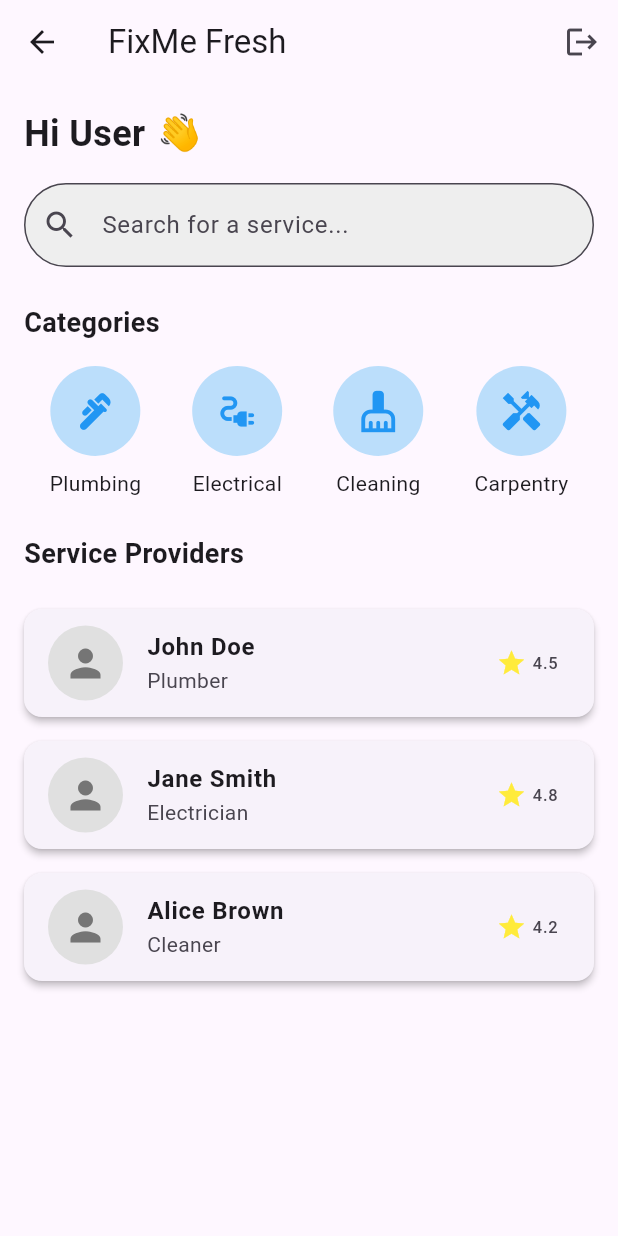
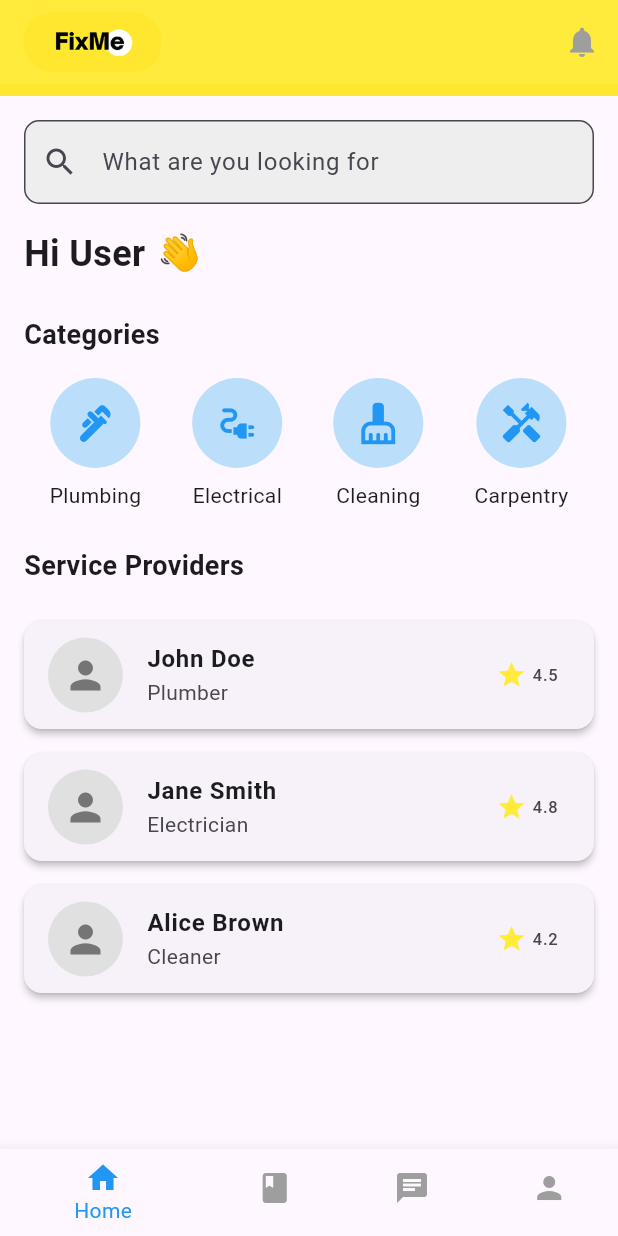
Before and after one commit to biharamalith/FixMe, a Flutter app: the HomeScreen screen opened by its route, on a phone screen of 412 x 824 dp. Run offline on Flutter 3.47's test engine with Material 3 defaults, Android fonts, the phone set to English and light mode, and no system bars; our stand-ins replace firebase_auth, firebase_core, firebase_database; accounts and stored records are empty.

Commit message:
Replaced text  with photo and removed back arrow from AppBar

```diff
--- a/lib/app.dart
+++ b/lib/app.dart
@@ -1,5 +1,6 @@
 // lib/app.dart
 
+//import 'package:fixme_new/features/auth/presentation/views/notification_screen.dart';
 import 'package:flutter/material.dart';
 import 'package:provider/provider.dart';
 import 'features/splash/presentation/viewmodels/splash_viewmodel.dart';
@@ -12,6 +13,7 @@ import 'features/starting/presentation/views/starting_screen.dart';
 import 'features/auth/presentation/views/sign_in_screen.dart';
 import 'features/auth/presentation/views/sign_up_screen.dart';
 import 'features/auth/presentation/views/home_screen.dart';
+import 'features/auth/presentation/views/notification_screen.dart';
 
 class App extends StatelessWidget {
   const App({super.key});
@@ -46,6 +48,7 @@ class App extends StatelessWidget {
           '/sign-in': (context) => const SignInScreen(),
           '/sign-up': (context) => const SignUpScreen(),
           '/home': (context) => HomeScreen(),
+          '/notification': (context) => const NotificationScreen(),
         },
       ),
     );
--- a/lib/features/auth/presentation/views/home_screen.dart
+++ b/lib/features/auth/presentation/views/home_screen.dart
@@ -1,4 +1,3 @@
-// lib/features/auth/presentation/screens/home_screen.dart
 import 'package:flutter/material.dart';
 import 'package:provider/provider.dart';
 import 'package:firebase_auth/firebase_auth.dart';
@@ -6,12 +5,15 @@ import '../viewmodels/auth_viewmodel.dart';
 import 'package:firebase_database/firebase_database.dart';
 
 class HomeScreen extends StatefulWidget {
+  const HomeScreen({super.key});
+
   @override
   _HomeScreenState createState() => _HomeScreenState();
 }
 
 class _HomeScreenState extends State<HomeScreen> {
-  String firstName = 'User'; // Default name until fetched
+  String firstName = 'User';
+  int _selectedIndex = 0; // Track the selected bottom navigation item
 
   @override
   void initState() {
@@ -39,68 +41,105 @@ class _HomeScreenState extends State<HomeScreen> {
     }
   }
 
+  void _onItemTapped(int index) {
+    setState(() {
+      _selectedIndex = index;
+    });
+
+    // Navigate to the respective screen based on the index
+    switch (index) {
+      case 0:
+        Navigator.pushReplacementNamed(context, '/home');
+        break;
+      case 1:
+        Navigator.pushReplacementNamed(context, '/booking');
+        break;
+      case 2:
+        Navigator.pushReplacementNamed(context, '/chat');
+        break;
+      case 3:
+        Navigator.pushReplacementNamed(context, '/profile');
+        break;
+    }
+  }
+
   @override
   Widget build(BuildContext context) {
     return Consumer<AuthViewModel>(
       builder: (context, authViewModel, child) {
         return Scaffold(
           appBar: AppBar(
-            title: Text('FixMe Fresh'),
+            backgroundColor: Colors.yellow,
+            title: Image.asset(
+              'assets/fixmelogo.png', // Replace with your logo image path
+              height: 40, // Adjust height as needed to fit your logo
+            ),
             actions: [
               IconButton(
-                icon: Icon(Icons.logout),
-                onPressed: () async {
-                  await authViewModel.signOut();
-                  if (authViewModel.user == null) {
-                    Navigator.pushReplacementNamed(context, '/sign-in');
-                  }
+                icon: const Icon(Icons.notifications, color: Colors.grey),
+                onPressed: () {
+                  Navigator.pushNamed(context, '/notification');
                 },
               ),
             ],
+            automaticallyImplyLeading: false, // Remove the back arrow
+            elevation: 0,
           ),
           body: SingleChildScrollView(
-            child: Padding(
-              padding: EdgeInsets.all(16.0),
             child: Column(
               crossAxisAlignment: CrossAxisAlignment.start,
               children: [
+                // Reduced yellow container (only for spacing, no content inside)
+                Container(
+                  color: const Color(0xFFFFE730),
+                  width: double.infinity,
+                  height: 8, // Reduced height to make it smaller
+                ),
+                // White content section with greeting
+                Padding(
+                  padding: const EdgeInsets.all(16.0),
+                  child: Column(
+                    crossAxisAlignment: CrossAxisAlignment.start,
+                    children: [
+                      // Search bar
+                      TextField(
+                        decoration: InputDecoration(
+                          hintText: 'What are you looking for',
+                          prefixIcon: const Icon(Icons.search),
+                          border: OutlineInputBorder(
+                            borderRadius: BorderRadius.circular(10),
+                          ),
+                          filled: true,
+                          fillColor: Colors.grey[200],
+                        ),
+                      ),
+                      const SizedBox(height: 16),
+                      // Greeting moved below the search bar
                       Row(
                         children: [
                           Text(
                             'Hi $firstName',
-                        style: TextStyle(
+                            style: const TextStyle(
                               fontSize: 24,
                               fontWeight: FontWeight.bold,
                             ),
                           ),
-                      SizedBox(width: 8),
-                      Text(
+                          const SizedBox(width: 8),
+                          const Text(
                             '👋',
                             style: TextStyle(fontSize: 24),
                           ),
                         ],
                       ),
-                  SizedBox(height: 16),
-                  TextField(
-                    decoration: InputDecoration(
-                      hintText: 'Search for a service...',
-                      prefixIcon: Icon(Icons.search),
-                      border: OutlineInputBorder(
-                        borderRadius: BorderRadius.circular(30),
-                      ),
-                      filled: true,
-                      fillColor: Colors.grey[200],
-                    ),
-                  ),
-                  SizedBox(height: 24),
-                  Text(
+                      const SizedBox(height: 24),
+                      const Text(
                         'Categories',
                         style: TextStyle(
                           fontSize: 18,
                           fontWeight: FontWeight.bold,
                         ),
                       ),
-                  SizedBox(height: 16),
+                      const SizedBox(height: 16),
                       Row(
                         mainAxisAlignment: MainAxisAlignment.spaceAround,
                         children: [
@@ -110,21 +149,47 @@ class _HomeScreenState extends State<HomeScreen> {
                           _buildCategoryIcon('Carpentry', Icons.handyman),
                         ],
                       ),
-                  SizedBox(height: 24),
-                  Text(
+                      const SizedBox(height: 24),
+                      const Text(
                         'Service Providers',
                         style: TextStyle(
                           fontSize: 18,
                           fontWeight: FontWeight.bold,
                         ),
                       ),
-                  SizedBox(height: 16),
+                      const SizedBox(height: 16),
                       _buildServiceProviderCard('John Doe', 'Plumber', 4.5),
                       _buildServiceProviderCard('Jane Smith', 'Electrician', 4.8),
                       _buildServiceProviderCard('Alice Brown', 'Cleaner', 4.2),
                     ],
                   ),
                 ),
+              ],
+            ),
+          ),
+          bottomNavigationBar: BottomNavigationBar(
+            items: const <BottomNavigationBarItem>[
+              BottomNavigationBarItem(
+                icon: Icon(Icons.home),
+                label: 'Home',
+              ),
+              BottomNavigationBarItem(
+                icon: Icon(Icons.book),
+                label: 'Booking',
+              ),
+              BottomNavigationBarItem(
+                icon: Icon(Icons.chat),
+                label: 'Chat',
+              ),
+              BottomNavigationBarItem(
+                icon: Icon(Icons.person),
+                label: 'Profile',
+              ),
+            ],
+            currentIndex: _selectedIndex,
+            selectedItemColor: Colors.blue,
+            unselectedItemColor: Colors.grey,
+            onTap: _onItemTapped,
           ),
         );
       },
@@ -139,8 +204,8 @@ class _HomeScreenState extends State<HomeScreen> {
           backgroundColor: Colors.blue[100],
           child: Icon(icon, size: 30, color: Colors.blue),
         ),
-        SizedBox(height: 8),
-        Text(title, style: TextStyle(fontSize: 14)),
+        const SizedBox(height: 8),
+        Text(title, style: const TextStyle(fontSize: 14)),
       ],
     );
   }
@@ -148,20 +213,20 @@ class _HomeScreenState extends State<HomeScreen> {
   Widget _buildServiceProviderCard(String name, String category, double rating) {
     return Card(
       elevation: 2,
-      margin: EdgeInsets.symmetric(vertical: 8),
+      margin: const EdgeInsets.symmetric(vertical: 8),
       child: ListTile(
         leading: CircleAvatar(
           radius: 25,
           backgroundColor: Colors.grey[300],
           child: Icon(Icons.person, size: 30, color: Colors.grey[600]),
         ),
-        title: Text(name, style: TextStyle(fontWeight: FontWeight.bold)),
+        title: Text(name, style: const TextStyle(fontWeight: FontWeight.bold)),
         subtitle: Text(category),
         trailing: Row(
           mainAxisSize: MainAxisSize.min,
           children: [
-            Icon(Icons.star, color: Colors.yellow, size: 20),
-            SizedBox(width: 4),
+            const Icon(Icons.star, color: Colors.yellow, size: 20),
+            const SizedBox(width: 4),
             Text(rating.toString()),
           ],
         ),
--- a/pubspec.yaml
+++ b/pubspec.yaml
@@ -28,3 +28,4 @@ flutter:
     - assets/fixmelogo.png
     - assets/plumber-drowning-himself.jpg
     - assets/fixme-new.jpg
+    - assets/Doorbell.png
```
Also changed, not shown: lib/features/auth/presentation/views/notification_screen.dart (added, +28 -0 lines), assets/Doorbell.png (added). Lines whose indentation alone changed are shown as unchanged.
